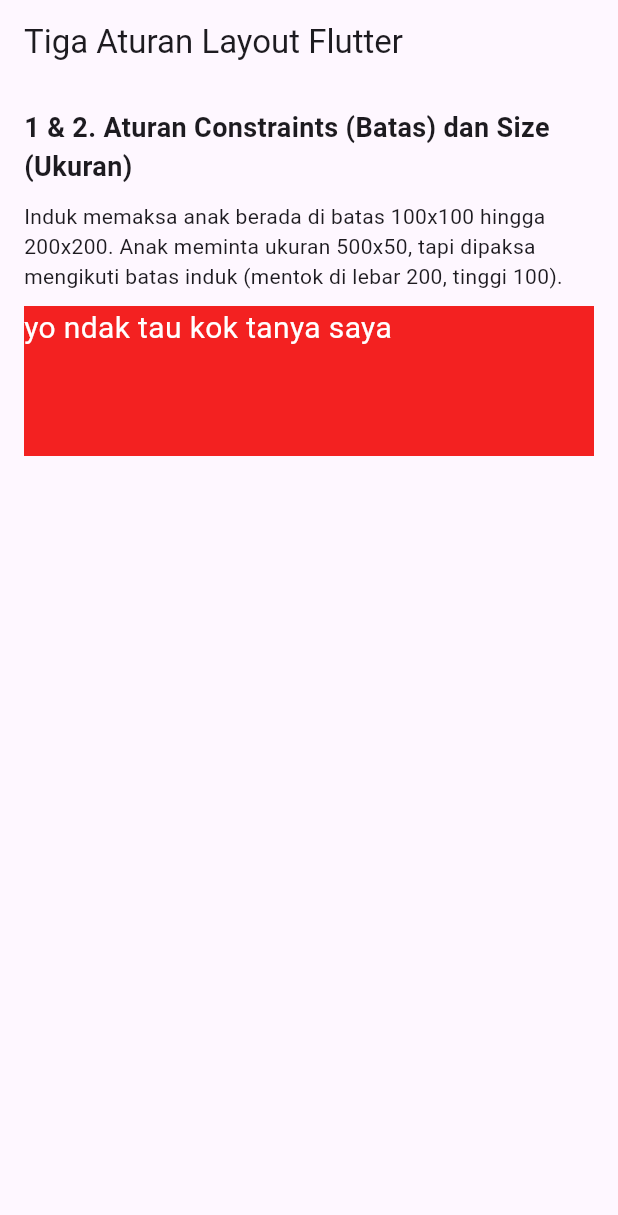
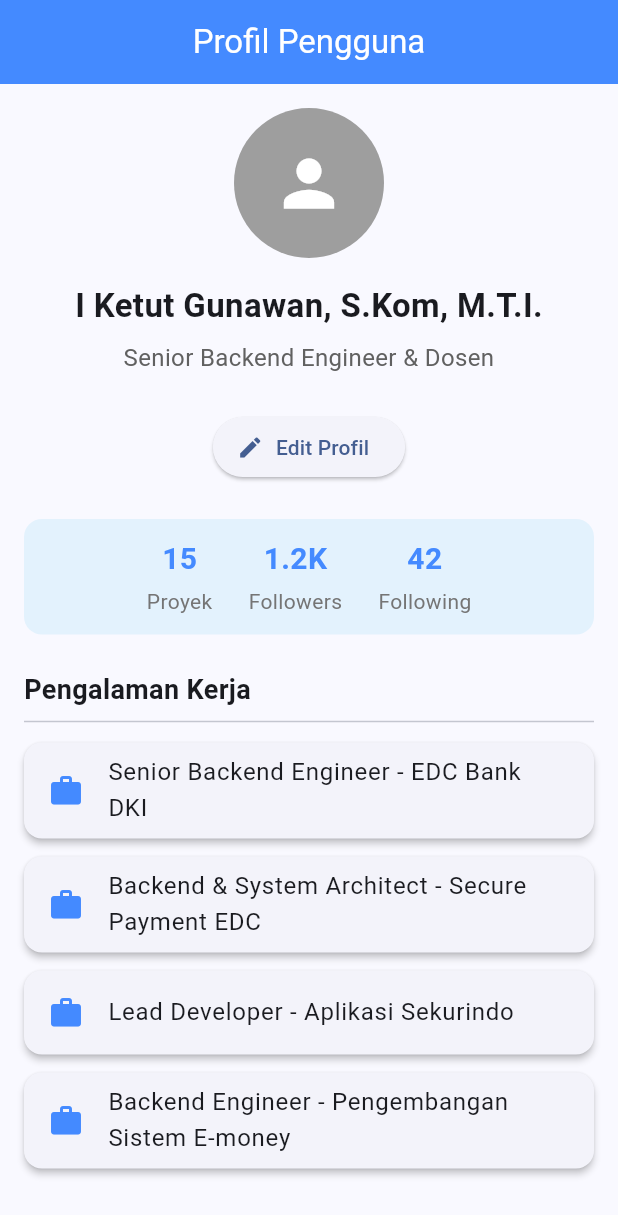
Before and after one commit to snzza/tugas-pertemuan-5, a Flutter app: the screen it shows after launch, on a phone screen of 412 x 824 dp. Shown: the top 1215 px of the screen. Run offline on Flutter 3.47's test engine with Material 3 defaults, Android fonts, the phone set to English and light mode, and no system bars.

Commit message:
fix: resolve profile page bugs and extract reusable widgets

```diff
--- a/lib/main.dart
+++ b/lib/main.dart
@@ -1,67 +1,23 @@
+import 'package:flutter/material.dart';
 
-import 'package:flutter/material.dart';
+import 'package:belajar_flutt/profile_page.dart';
+
 void main() {
-  runApp(const MaterialApp(
-    home: LayoutRulesExample(),
-  ));
+  runApp(const MainApp());
 }
 
-class LayoutRulesExample extends StatelessWidget {
-  const LayoutRulesExample({super.key});
+class MainApp extends StatelessWidget {
+  const MainApp({super.key});
 
   @override
   Widget build(BuildContext context) {
-    return Scaffold(
-      appBar: AppBar(
-        title: const Text('Tiga Aturan Layout Flutter'),
+    return MaterialApp(
+      debugShowCheckedModeBanner: false,
+      title: 'Aplikasi Profil',
+      theme: ThemeData(
+        colorScheme: ColorScheme.fromSeed(seedColor: Colors.blueAccent),
       ),
-      body: MyPages1(),
-   );
- }
-}
-
-class MyPages1 extends StatelessWidget {
-  const MyPages1({super.key});
-
-  @override
-  Widget build(BuildContext context) {
-    return SingleChildScrollView(
-        child: Padding(
-          padding: const EdgeInsets.all(16.0),
-          child: Column(
-            crossAxisAlignment: CrossAxisAlignment.start,
-            children: [
-              const Text(
-                '1 & 2. Aturan Constraints (Batas) dan Size (Ukuran)',
-                style: TextStyle(fontSize: 18, fontWeight: FontWeight.bold),
-              ),
-              const SizedBox(height: 10),
-              const Text('Induk memaksa anak berada di batas 100x100 hingga 200x200. Anak meminta ukuran 500x50, tapi dipaksa mengikuti batas induk (mentok di lebar 200, tinggi 100).'),
-              const SizedBox(height: 10),
-
-              // CONTOH ATURAN 1 & 2
-              ConstrainedBox(
-                // INDUK memberikan constraints ke bawah (Constraints turun)
-                constraints: const BoxConstraints(
-                  minWidth: 100,
-                  maxWidth: 1000,
-                  minHeight: 100,
-                  maxHeight: 1000,
-                ),
-                // ANAK mencoba menentukan ukuran (Ukuran naik)
-                child: Container(
-                  width: 500, // Mencoba lebih besar dari maxWidth (Gagal, dipaksa 200)
-                  height: 50, // Mencoba lebih kecil dari minHeight (Gagal, dipaksa 100)
-                  color: const Color.fromARGB(255, 243, 33, 33),
-                  child: const Text(
-                    'yo ndak tau kok tanya saya',
-                    style: TextStyle(color: Colors.white, fontSize: 20.0) ,
-                  ),
-                ),
-              ),
-            ],
-          ),
-        ),
-      );
+      home: const ProfilePage(),
+    );
   }
 }
--- /dev/null
+++ b/lib/profile_page.dart
@@ -0,0 +1,174 @@
+import 'package:flutter/material.dart';
+
+class ProfilePage extends StatelessWidget {
+  const ProfilePage({super.key});
+
+  final String userName = 'I Ketut Gunawan, S.Kom, M.T.I.';
+  final String role = 'Senior Backend Engineer & Dosen';
+  final List<String> experiences = const [
+    'Senior Backend Engineer - EDC Bank DKI',
+    'Backend & System Architect - Secure Payment EDC',
+    'Lead Developer - Aplikasi Sekurindo',
+    'Backend Engineer - Pengembangan Sistem E-money',
+  ];
+
+  @override
+  Widget build(BuildContext context) {
+    return Scaffold(
+      appBar: AppBar(
+        title: const Text('Profil Pengguna'),
+        centerTitle: true,
+        backgroundColor: Colors.blueAccent,
+        foregroundColor: Colors.white,
+      ),
+      body: Padding(
+        padding: const EdgeInsets.all(16.0),
+        child: Column(
+          children: [
+            const ProfileAvatar(),
+            const SizedBox(height: 16),
+            ProfileInfo(name: userName, role: role),
+            const SizedBox(height: 24),
+            ElevatedButton.icon(
+              onPressed: () {
+                ScaffoldMessenger.of(context).showSnackBar(
+                  const SnackBar(
+                    content: Text('Fitur edit belum aktif pada modul statis.'),
+                  ),
+                );
+              },
+              icon: const Icon(Icons.edit),
+              label: const Text('Edit Profil'),
+            ),
+            const SizedBox(height: 24),
+            const ProfileStats(),
+            const SizedBox(height: 24),
+            const Align(
+              alignment: Alignment.centerLeft,
+              child: Text(
+                'Pengalaman Kerja',
+                style: TextStyle(fontSize: 18, fontWeight: FontWeight.bold),
+              ),
+            ),
+            const Divider(),
+            Expanded(
+              child: ListView.builder(
+                itemCount: experiences.length,
+                itemBuilder: (context, index) {
+                  return ExperienceCard(experience: experiences[index]);
+                },
+              ),
+            ),
+          ],
+        ),
+      ),
+    );
+  }
+}
+
+class ProfileAvatar extends StatelessWidget {
+  const ProfileAvatar({super.key});
+
+  @override
+  Widget build(BuildContext context) {
+    return const CircleAvatar(
+      radius: 50,
+      backgroundColor: Colors.grey,
+      child: Icon(Icons.person, size: 50, color: Colors.white),
+    );
+  }
+}
+
+class ProfileInfo extends StatelessWidget {
+  final String name;
+  final String role;
+
+  const ProfileInfo({super.key, required this.name, required this.role});
+
+  @override
+  Widget build(BuildContext context) {
+    return Column(
+      children: [
+        Text(
+          name,
+          style: const TextStyle(fontSize: 22, fontWeight: FontWeight.bold),
+          textAlign: TextAlign.center,
+        ),
+        const SizedBox(height: 8),
+        Text(
+          role,
+          style: TextStyle(fontSize: 16, color: Colors.grey[700]),
+          textAlign: TextAlign.center,
+        ),
+      ],
+    );
+  }
+}
+
+class ProfileStats extends StatelessWidget {
+  const ProfileStats({super.key});
+
+  @override
+  Widget build(BuildContext context) {
+    return Container(
+      padding: const EdgeInsets.symmetric(vertical: 12),
+      decoration: BoxDecoration(
+        color: Colors.blue[50],
+        borderRadius: BorderRadius.circular(12),
+      ),
+      child: const Row(
+        mainAxisAlignment: MainAxisAlignment.center,
+        children: [
+          StatItem(count: '15', label: 'Proyek'),
+          SizedBox(width: 24),
+          StatItem(count: '1.2K', label: 'Followers'),
+          SizedBox(width: 24),
+          StatItem(count: '42', label: 'Following'),
+        ],
+      ),
+    );
+  }
+}
+
+class StatItem extends StatelessWidget {
+  final String count;
+  final String label;
+
+  const StatItem({super.key, required this.count, required this.label});
+
+  @override
+  Widget build(BuildContext context) {
+    return Column(
+      children: [
+        Text(
+          count,
+          style: const TextStyle(
+            fontSize: 20,
+            fontWeight: FontWeight.bold,
+            color: Colors.blueAccent,
+          ),
+        ),
+        const SizedBox(height: 4),
+        Text(label, style: TextStyle(fontSize: 14, color: Colors.grey[600])),
+      ],
+    );
+  }
+}
+
+class ExperienceCard extends StatelessWidget {
+  final String experience;
+
+  const ExperienceCard({super.key, required this.experience});
+
+  @override
+  Widget build(BuildContext context) {
+    return Card(
+      elevation: 2,
+      margin: const EdgeInsets.symmetric(vertical: 6),
+      child: ListTile(
+        leading: const Icon(Icons.work, color: Colors.blueAccent),
+        title: Text(experience),
+      ),
+    );
+  }
+}
```
Also changed, not shown: 1 other file.
